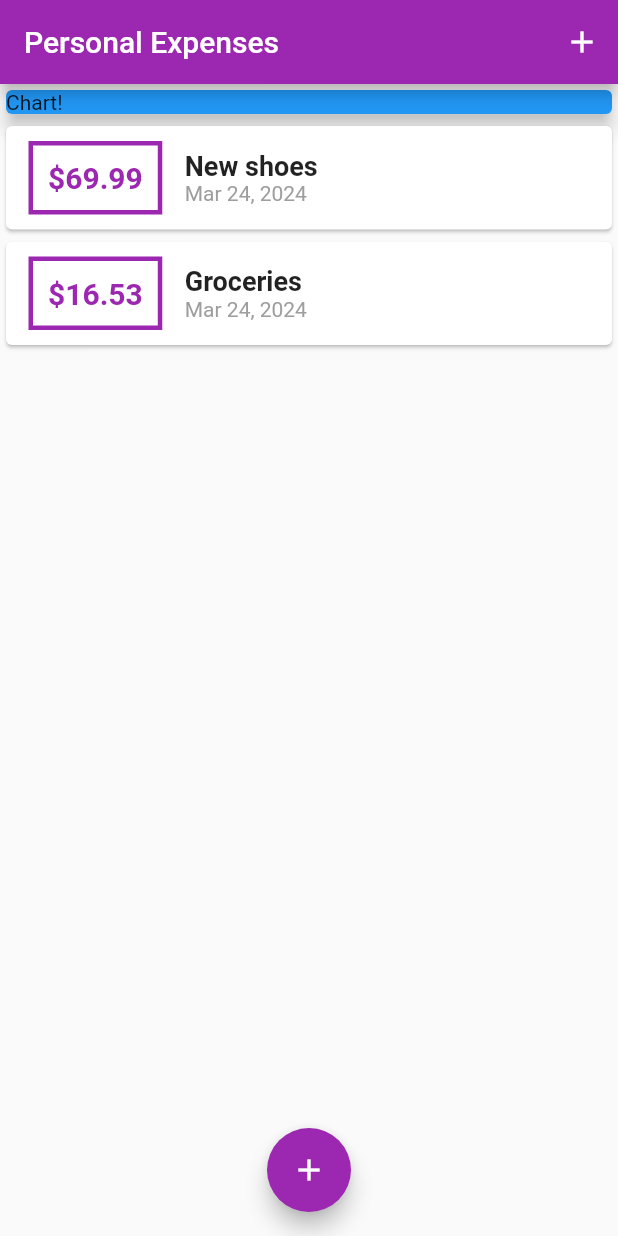
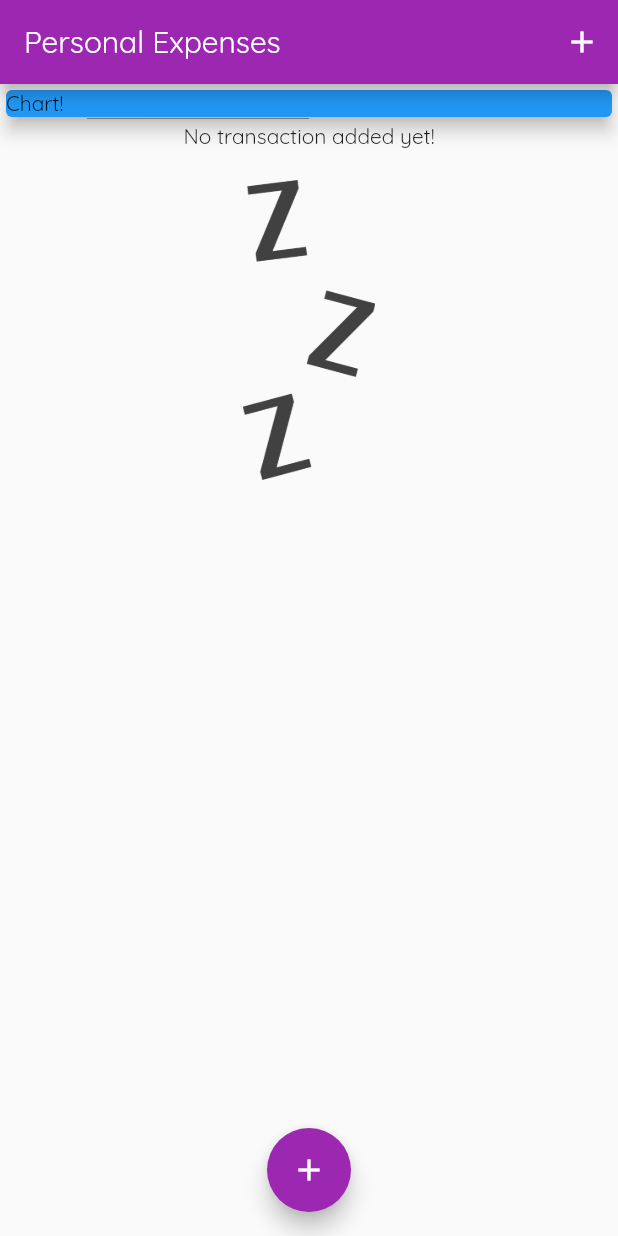
Before and after one commit to Hazrulidham28/money_tracker, a Flutter app: the screen it shows after launch, on a phone screen of 412 x 824 dp. Run offline on Flutter 3.47's test engine with Material 2 defaults, Android fonts, the phone set to English and light mode, and no system bars.

```diff
--- a/lib/main.dart
+++ b/lib/main.dart
@@ -13,7 +13,11 @@ class MyApp extends StatelessWidget {
     return MaterialApp(
       title: 'Personal Expenses',
       home: MyHomePage(),
-      theme: ThemeData(primarySwatch: Colors.purple),
+      //to set the primary theme of the application
+      theme: ThemeData(
+        primarySwatch: Colors.purple,
+        fontFamily: 'Quicksand',
+      ),
     );
   }
 }
@@ -29,7 +33,7 @@ class _MyHomePageState extends State<MyHomePage> {
   //fill the data for transaction
 
   final List<Transaction> _userTransactions = [
-    Transaction(
+    /* Transaction(
       id: 't1',
       title: 'New shoes',
       amount: 69.99,
@@ -40,7 +44,7 @@ class _MyHomePageState extends State<MyHomePage> {
       title: 'Groceries',
       amount: 16.53,
       date: DateTime.now(),
-    ),
+    ), */
   ];
 
   void _addNewTransaction(String txTitle, double txAmount) {
--- a/lib/widgets/transaction_list.dart
+++ b/lib/widgets/transaction_list.dart
@@ -1,3 +1,5 @@
+// ignore_for_file: prefer_const_constructors
+
 import 'package:flutter/material.dart';
 import 'package:money_tracker/models/transaction.dart';
 import 'package:intl/intl.dart';
@@ -16,14 +18,31 @@ class TransactionList extends StatelessWidget {
       height: 350,
       //list view is same as column but it scrollable
       // list view builder is better performance than listview
-      child: ListView.builder(
+      child: transactions.isEmpty
+          ? Column(
+              children: [
+                Text(
+                  'No transaction added yet!',
+                ),
+                SizedBox(
+                  height: 20,
+                ),
+                Container(
+                    height: 200,
+                    child: Image.asset(
+                      'assets/images/waiting.png',
+                      fit: BoxFit.cover,
+                    )),
+              ],
+            )
+          : ListView.builder(
               itemBuilder: (ctx, index) {
                 return Card(
                   child: Row(
                     children: <Widget>[
                       Container(
-                  margin:
-                      const EdgeInsets.symmetric(vertical: 10, horizontal: 15),
+                        margin: const EdgeInsets.symmetric(
+                            vertical: 10, horizontal: 15),
                         decoration: BoxDecoration(
                           border: Border.all(
                             color: Colors.purple,
```
Also changed, not shown: pubspec.yaml (+9 -8 lines), assets/fonts/OpenSans-Bold.ttf (added), assets/fonts/OpenSans-Regular.ttf (added), assets/fonts/Quicksand-Bold.ttf (added), assets/fonts/Quicksand-Light.ttf (added), assets/fonts/Quicksand-Medium.ttf (added), assets/fonts/Quicksand-Regular.ttf (added), assets/images/waiting.png (added). Lines whose indentation alone changed are shown as unchanged.
